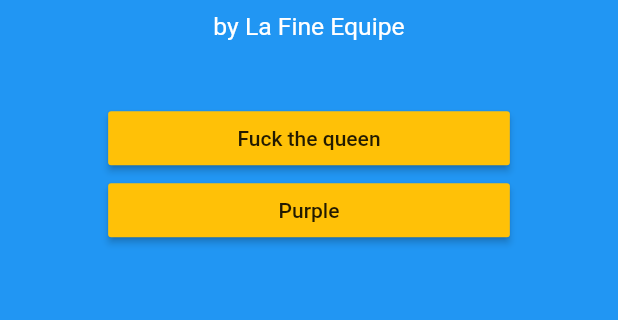
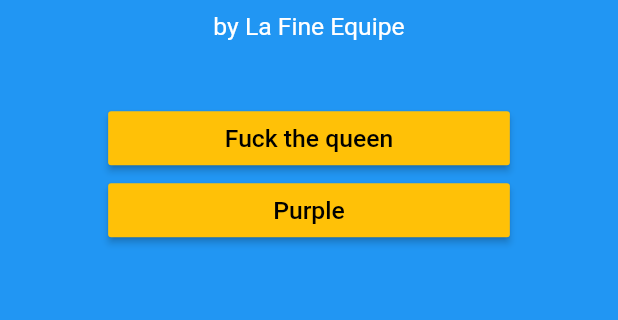
Before and after one commit to QuentinPin/partys_game, a Flutter app: the screen it shows after launch, on a phone screen of 412 x 824 dp, the part 546-866 px from its top. Run offline on Flutter 3.47's test engine with Material 2 defaults, Android fonts, the phone set to English and light mode, and no system bars.

Commit message:
Création de l'écran du purple + lien entre le boutton de la page d'acceuille et l'écran

```diff
--- a/lib/main.dart
+++ b/lib/main.dart
@@ -1,4 +1,5 @@
 import 'package:flutter/material.dart';
+import 'package:partys_game/PurplePage.dart';
 
 void main() {
   runApp(MyApp());
@@ -48,16 +49,29 @@ class HomePage extends StatelessWidget {
                       // TODO : redirection vers la page du fuck the queen
                     },
                     color: Colors.amber,
-                    child: Text("Fuck the queen"),
+                    child: Text(
+                      "Fuck the queen",
+                      style: TextStyle(
+                          color: Colors.black,
+                          fontSize: screenSize.height * 0.02),
+                    ),
                   )),
               SizedBox(
                 width: screenSize.width * 0.65,
                 child: RaisedButton(
                   onPressed: () {
-                    // TODO : redirection vers la page du fuck the queen
+                    Navigator.push(
+                      context,
+                      MaterialPageRoute(builder: (context) => PurplePage()),
+                    );
                   },
                   color: Colors.amber,
-                  child: Text("Purple"),
+                  child: Text(
+                    "Purple",
+                    style: TextStyle(
+                        color: Colors.black,
+                        fontSize: screenSize.height * 0.02),
+                  ),
                 ),
               ),
             ],
```
Also changed, not shown: lib/PurplePage.dart (added, +15 -0 lines).
